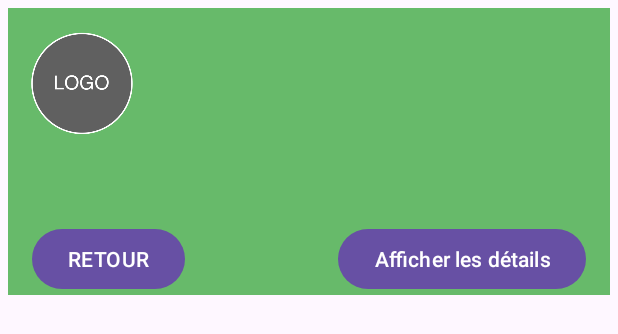
After one commit to WarperSanPlus/PFI-Mobile1, an Android app: the layout activity_product_preview_dialog.xml on its own in the app's theme, with its tools: preview values and no code run, on a phone screen of 412 x 824 dp. The commit adds this screen. Shown: the top 334 px of the screen. Run offline under Robolectric (Android 15) with nearby library versions, the light colour scheme and no system bars.

Commit message:
Product Preview Dialog

```diff
--- a/app/build.gradle.kts
+++ b/app/build.gradle.kts
@@ -25,6 +25,9 @@
             )
         }
     }
+    buildFeatures {
+        dataBinding = true
+    }
     compileOptions {
         sourceCompatibility = JavaVersion.VERSION_1_8
         targetCompatibility = JavaVersion.VERSION_1_8
--- a/app/src/main/AndroidManifest.xml
+++ b/app/src/main/AndroidManifest.xml
@@ -13,8 +13,12 @@
         android:theme="@style/Theme.PFI"
         tools:targetApi="31">
         <activity
+            android:theme="@android:style/Theme.Holo.Dialog"
+            android:name=".Activities.ProductPreviewActivity"
+            android:exported="false" />
+        <activity
             android:name=".Activities.LoginActivity"
-            android:exported="true" >
+            android:exported="true">
             <intent-filter>
                 <action android:name="android.intent.action.MAIN" />
 
--- a/app/src/main/java/com/example/pfi/Classes/Category.java
+++ b/app/src/main/java/com/example/pfi/Classes/Category.java
@@ -1,10 +1,9 @@
 package com.example.pfi.Classes;
-
-import android.os.Bundle;
 
 import androidx.annotation.NonNull;
 import androidx.annotation.StringRes;
 
+import com.example.pfi.Article;
 import com.example.pfi.Activities.MainActivity;
 import com.example.pfi.R;
 
--- a/app/src/main/java/com/example/pfi/Fragments/CategoryDisplay.java
+++ b/app/src/main/java/com/example/pfi/Fragments/CategoryDisplay.java
@@ -9,7 +9,7 @@
 import android.view.ViewGroup;
 import android.widget.TextView;
 
-import com.example.pfi.Classes.Article;
+import com.example.pfi.Article;
 import com.example.pfi.Classes.Category;
 import com.example.pfi.Helper.FragmentHelper;
 import com.example.pfi.R;
--- a/app/src/main/res/layout/activity_liste.xml
+++ b/app/src/main/res/layout/activity_liste.xml
@@ -1,7 +1,8 @@
 <?xml version="1.0" encoding="utf-8"?>
-<androidx.constraintlayout.widget.ConstraintLayout xmlns:android="http://schemas.android.com/apk/res/android"
+<layout xmlns:android="http://schemas.android.com/apk/res/android"
     xmlns:app="http://schemas.android.com/apk/res-auto"
-    xmlns:tools="http://schemas.android.com/tools"
+    xmlns:tools="http://schemas.android.com/tools">
+    <androidx.constraintlayout.widget.ConstraintLayout
         android:layout_width="match_parent"
         android:layout_height="match_parent"
         tools:context=".Activities.ActivityListe">
@@ -94,3 +95,4 @@
         </androidx.constraintlayout.widget.ConstraintLayout>
 
     </androidx.constraintlayout.widget.ConstraintLayout>
+</layout>
--- /dev/null
+++ b/app/src/main/res/layout/activity_product_preview_dialog.xml
@@ -0,0 +1,84 @@
+<?xml version="1.0" encoding="utf-8"?>
+<layout xmlns:android="http://schemas.android.com/apk/res/android"
+    xmlns:app="http://schemas.android.com/apk/res-auto"
+    xmlns:tools="http://schemas.android.com/tools">
+
+    <data>
+        <variable
+            name="article"
+            type="com.example.pfi.Article" />
+    </data>
+
+    <androidx.constraintlayout.widget.ConstraintLayout
+        android:layout_width="match_parent"
+        android:layout_height="wrap_content"
+        android:padding="5dp"
+        tools:context=".Activities.ProductPreviewActivity">
+
+        <LinearLayout
+            android:layout_width="match_parent"
+            android:layout_height="match_parent"
+            android:background="@color/main_color_bg"
+            android:orientation="vertical"
+            tools:layout_editor_absoluteX="5dp"
+            tools:layout_editor_absoluteY="5dp">
+
+            <LinearLayout
+                android:layout_width="match_parent"
+                android:layout_height="wrap_content"
+                android:orientation="horizontal">
+
+                <ImageView
+                    android:id="@+id/productPreview_image"
+                    android:layout_width="100dp"
+                    android:layout_height="100dp"
+                    app:srcCompat="@drawable/logo_placeholder" />
+
+                <TextView
+                    android:id="@+id/productPreview_productName"
+                    android:layout_width="match_parent"
+                    android:layout_height="wrap_content"
+                    android:layout_marginHorizontal="8dp"
+                    android:layout_marginTop="16dp"
+                    android:text="@{article.nom}"
+                    android:textColor="@color/main_title"
+                    android:textSize="24sp" />
+            </LinearLayout>
+
+            <TextView
+                android:id="@+id/productPreview_productDescription"
+                android:layout_width="match_parent"
+                android:layout_height="wrap_content"
+                android:layout_margin="8dp"
+                android:text="@{article.description}" />
+
+            <androidx.constraintlayout.widget.ConstraintLayout
+                android:layout_width="match_parent"
+                android:layout_height="wrap_content">
+
+                <Button
+                    android:id="@+id/productPreview_retourBtn"
+                    android:layout_width="wrap_content"
+                    android:layout_height="wrap_content"
+                    android:layout_marginStart="16dp"
+                    android:layout_marginTop="8dp"
+                    android:text="@string/retour_txt"
+                    android:textAllCaps="true"
+                    app:layout_constraintStart_toStartOf="parent"
+                    app:layout_constraintTop_toTopOf="parent" />
+
+                <Button
+                    android:id="@+id/productPreview_moreDetailsBtn"
+                    android:layout_width="wrap_content"
+                    android:layout_height="wrap_content"
+                    android:layout_marginTop="8dp"
+                    android:layout_marginEnd="16dp"
+                    android:text="@string/show_details"
+                    app:layout_constraintEnd_toEndOf="parent"
+                    app:layout_constraintTop_toTopOf="parent" />
+            </androidx.constraintlayout.widget.ConstraintLayout>
+
+        </LinearLayout>
+
+    </androidx.constraintlayout.widget.ConstraintLayout>
+</layout>
--- a/app/src/main/res/values/strings.xml
+++ b/app/src/main/res/values/strings.xml
@@ -1,6 +1,9 @@
 <resources>
     <string name="app_name">PFI</string>
     <string name="placeholder">PLACEHOLDER</string>
+
+    <string name="retour_txt">RETOUR</string>
+    <string name="show_details">Afficher les détails</string>
 
     <!-- NAVIGATION BAR -->
     <string name="activity_liste_name">Liste</string>
@@ -20,4 +23,9 @@
     <string name="category_cereals">Produits céréaliers et légumineuses</string>
     <string name="category_diary">Produits laitiers</string>
     <string name="category_meat">Viande, poisson et fruits de mer</string>
+
+    <!-- ARTICLE -->
+    <string name="article_no_name">No Name</string>
+    <string name="article_no_description">No description</string>
+
 </resources>
```
Also changed, not shown: app/src/main/java/com/example/pfi/Activities/ActivityListe.java (+9 -3 lines), app/src/main/java/com/example/pfi/Activities/ProductPreviewActivity.java (added, +13 -0 lines), app/src/main/java/com/example/pfi/Article.java (renamed from app/src/main/java/com/example/pfi/Classes/Article.java, +5 -9 lines), app/src/main/java/com/example/pfi/Dialogs/ProductPreviewDialog.java (added, +46 -0 lines), app/src/main/java/com/example/pfi/Fragments/ArticleDisplay.java (+11 -1 lines). Lines whose indentation alone changed are shown as unchanged.
